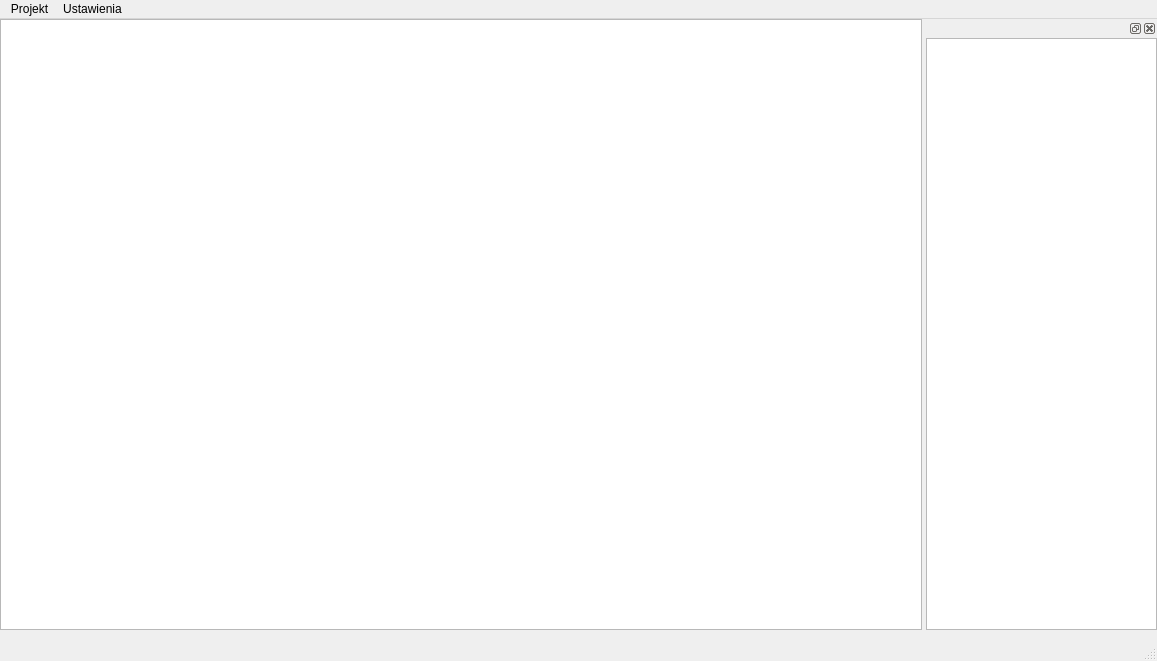
Qt form Zwrotomat/Mainwindow.ui (ErySzmyt/Zwrotomat) before a commit.
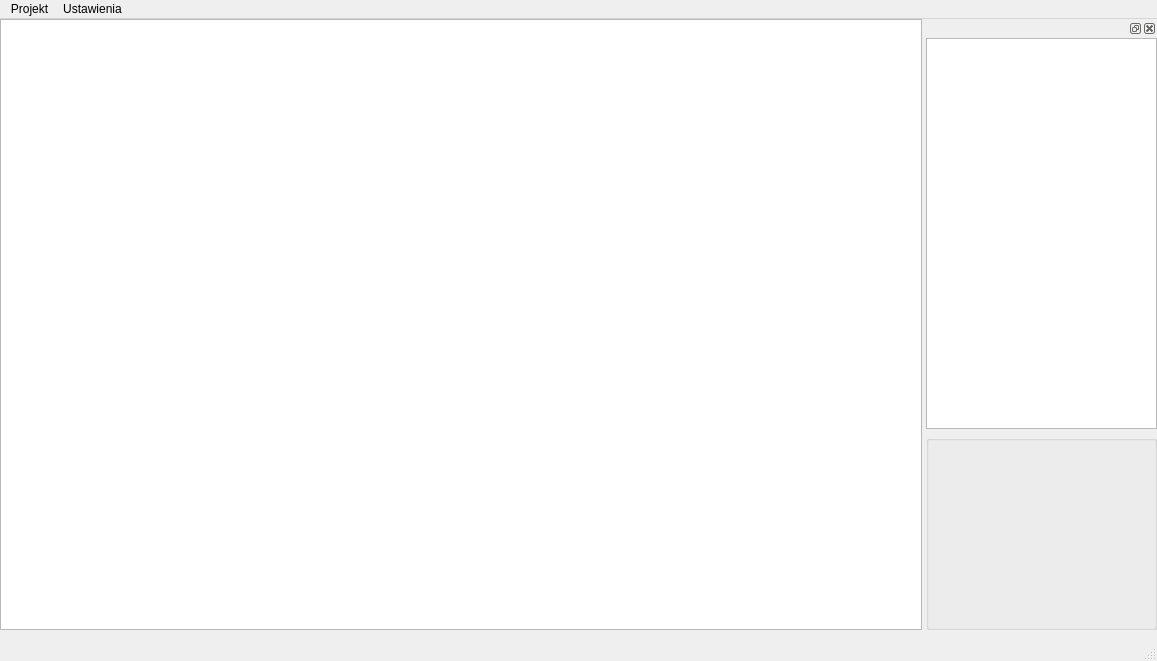
The same form after that commit.

The edit to the form file:
```diff
--- a/Zwrotomat/Mainwindow.ui
+++ b/Zwrotomat/Mainwindow.ui
@@ -52,8 +52,8 @@
         </property>
         <property name="minimumSize">
          <size>
-          <width>80</width>
-          <height>93</height>
+          <width>81</width>
+          <height>128</height>
          </size>
         </property>
         <widget class="QWidget" name="dockWidgetContents_5">
@@ -74,6 +74,8 @@
            <number>0</number>
           </property>
           <item row="0" column="0">
+           <layout class="QGridLayout" name="gridLayout_4">
+            <item row="0" column="0">
            <widget class="QTreeView" name="treeFileExplorer">
             <property name="enabled">
              <bool>true</bool>
@@ -81,7 +83,7 @@
             <property name="sizePolicy">
              <sizepolicy hsizetype="Expanding" vsizetype="Preferred">
               <horstretch>0</horstretch>
-              <verstretch>0</verstretch>
+                <verstretch>2</verstretch>
              </sizepolicy>
             </property>
             <property name="maximumSize">
@@ -91,6 +93,19 @@
              </size>
             </property>
            </widget>
+            </item>
+            <item row="1" column="0">
+             <widget class="QGroupBox" name="gridGroupBox">
+              <property name="sizePolicy">
+               <sizepolicy hsizetype="Preferred" vsizetype="Preferred">
+                <horstretch>0</horstretch>
+                <verstretch>1</verstretch>
+               </sizepolicy>
+              </property>
+              <layout class="QGridLayout" name="gridLayout"/>
+             </widget>
+            </item>
+           </layout>
           </item>
          </layout>
         </widget>
```
Lines whose indentation alone changed are shown as unchanged.
